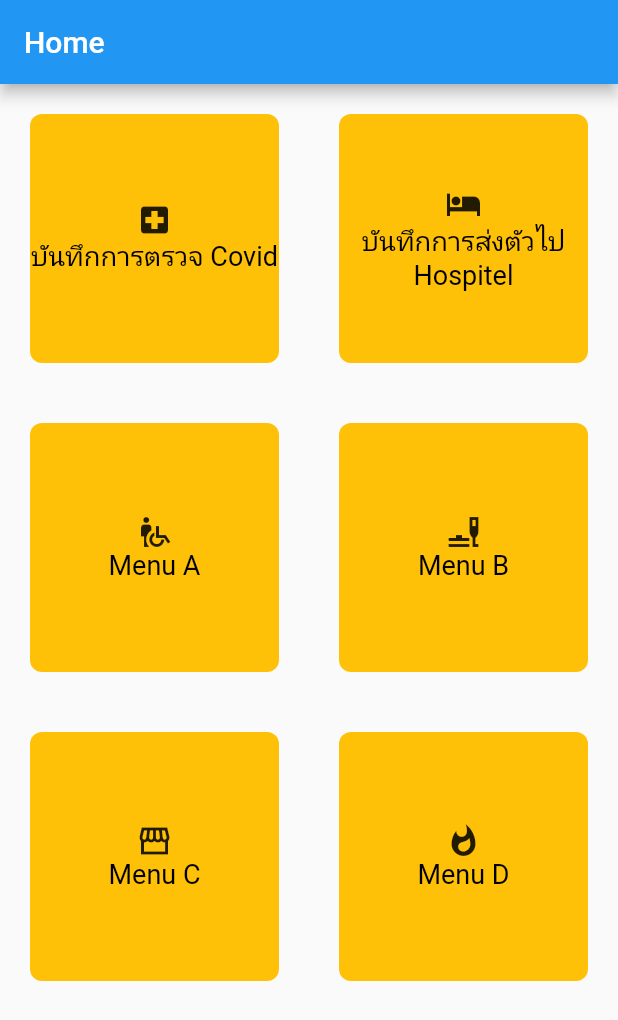
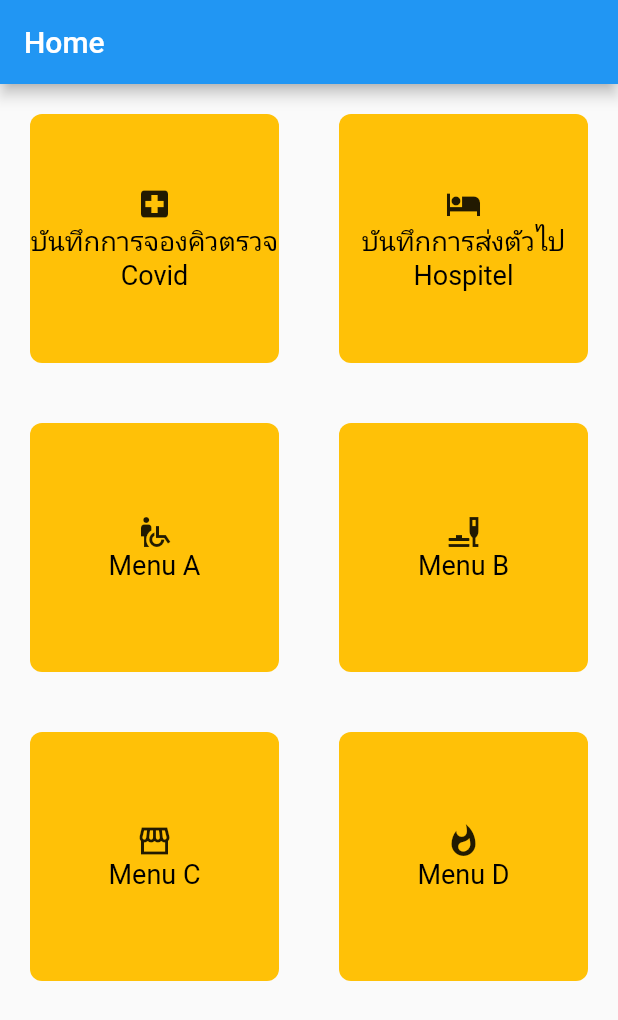
Before and after one commit to is767-1-2021/panita, a Flutter app: the screen it shows after launch, on a phone screen of 412 x 824 dp. Shown: the top 1020 px of the screen. Run offline on Flutter 3.47's test engine with Material 2 defaults, Android fonts, the phone set to English and light mode, and no system bars; missing offline and left inert: flutter_barcode_scanner, qrscan; project files that could hold a hidden picture were left out.

Commit message:
Midterm on Sunday

```diff
--- a/midterm_app/lib/pages/fifth_page.dart
+++ b/midterm_app/lib/pages/fifth_page.dart
@@ -2,7 +2,7 @@ import 'package:flutter/material.dart';
 
 class fifthPage extends StatelessWidget {
   final List<String> name = <String>[
-    'บันทึกการตรวจ Covid',
+    'บันทึกการจองคิวตรวจ Covid',
     'บันทึกการส่งตัวไป Hospitel',
     'Menu A',
     'Menu B',
```
